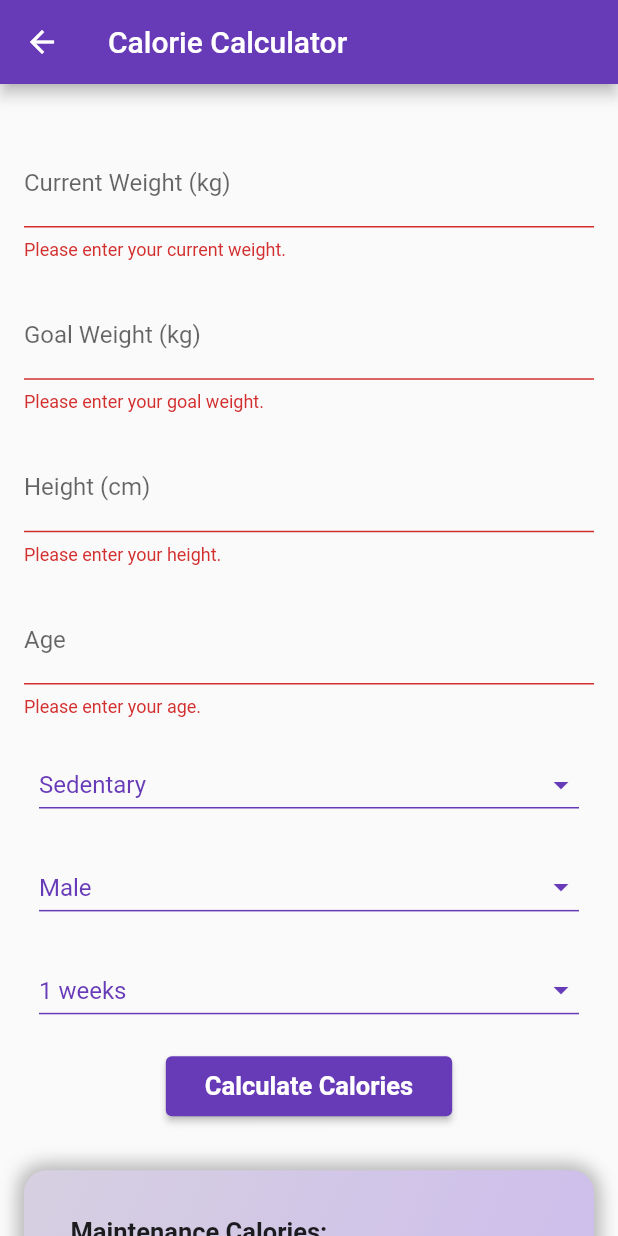
After one commit to kailas1301/fitness-gen_fitness_app, a Flutter app: the CalorieCalculatorScreen screen opened directly, after a tap on "Calculate Calories", on a phone screen of 412 x 824 dp. The commit adds this screen. Run offline on Flutter 3.47's test engine with Material 2 defaults, Android fonts, the phone set to English and light mode, and no system bars; our stand-ins replace flutter_local_notifications, google_fonts, google_nav_bar, hive, hive_flutter, image_picker and 7 more; accounts and stored records are empty; project files that could hold a hidden picture were left out.

Commit message:
calorie calculator

```diff
--- a/lib/database/step_tracker.dart/srep_functions.dart
+++ b/lib/database/step_tracker.dart/srep_functions.dart
@@ -6,6 +6,7 @@ Future<void> addPreviousSteps(StepModel stepData,String previousSteps) async {
   await stepBox.put(0, stepData);
 }
 
+
 Future<String?> getPreviousSteps() async {
 final stepBox = await Hive.openBox<StepModel>('stepBox');
 final stepdata=stepBox.get(0);
--- /dev/null
+++ b/lib/screens/caloriecalculator/calorie_calculator.dart
@@ -0,0 +1,353 @@
+import 'package:flutter/material.dart';
+
+class CalorieCalculatorScreen extends StatefulWidget {
+  const CalorieCalculatorScreen({super.key});
+  @override
+  State<CalorieCalculatorScreen> createState() =>
+      _CalorieCalculatorScreenState();
+}
+
+class _CalorieCalculatorScreenState extends State<CalorieCalculatorScreen> {
+  double currentWeight = 0.0;
+  double goalWeight = 0.0;
+  double height = 160.0; // Default height
+  int age = 25; // Default age
+  double activityFactor = 1.2; // Default to sedentary
+  int weeksToAchieveGoal = 1;
+  double maintenanceCalories = 0.0;
+  double goalCalories = 0.0;
+  String calculationMessage = '';
+  bool isMale = true; // Default to male
+
+  final _formKey = GlobalKey<FormState>();
+
+  void calculateCalories() {
+    setState(() {
+      calculationMessage = 'Calculating...';
+    });
+
+    if (_formKey.currentState!.validate()) {
+      _formKey.currentState!.save();
+
+      // Calculate BMR using Harris-Benedict equation
+      double bmr;
+      if (isMale) {
+        bmr = 88.362 +
+            (13.397 * currentWeight) +
+            (4.799 * height) -
+            (5.677 * age);
+      } else {
+        bmr = 447.593 +
+            (9.247 * currentWeight) +
+            (3.098 * height) -
+            (4.331 * age);
+      }
+
+      // Calculate TDEE
+      double tdee = bmr * activityFactor;
+
+      // Calculate caloric deficit/surplus based on goal weight
+      double weightDifference = goalWeight - currentWeight;
+      goalCalories =
+          tdee + (weightDifference * 7700) / (weeksToAchieveGoal * 7);
+
+      setState(() {
+        maintenanceCalories = tdee;
+        calculationMessage = 'Calculation complete';
+      });
+    } else {
+      setState(() {
+        calculationMessage = 'Invalid input. Please enter valid values.';
+      });
+    }
+  }
+
+  @override
+  Widget build(BuildContext context) {
+    final screenHeight = MediaQuery.of(context).size.height;
+    return Scaffold(
+      appBar: AppBar(
+        title: const Text('Calorie Calculator'),
+      ),
+      body: SingleChildScrollView(
+        child: Padding(
+          padding: const EdgeInsets.all(16.0),
+          child: Form(
+            key: _formKey,
+            child: Column(
+              mainAxisAlignment: MainAxisAlignment.center,
+              children: [
+                SizedBox(height: screenHeight * 0.025),
+                CustomTextFormField(
+                  labelText: 'Current Weight (kg)',
+                  validator: (value) {
+                    if (value == null || value.isEmpty) {
+                      return 'Please enter your current weight.';
+                    }
+                    return null;
+                  },
+                  onSaved: (value) {
+                    currentWeight = double.parse(value!);
+                  },
+                ),
+                SizedBox(height: screenHeight * 0.025),
+                CustomTextFormField(
+                  labelText: 'Goal Weight (kg)',
+                  validator: (value) {
+                    if (value == null || value.isEmpty) {
+                      return 'Please enter your goal weight.';
+                    }
+                    return null;
+                  },
+                  onSaved: (value) {
+                    goalWeight = double.parse(value!);
+                  },
+                ),
+                SizedBox(height: screenHeight * 0.025),
+                CustomTextFormField(
+                  labelText: 'Height (cm)',
+                  validator: (value) {
+                    if (value == null || value.isEmpty) {
+                      return 'Please enter your height.';
+                    }
+                    return null;
+                  },
+                  onSaved: (value) {
+                    height = double.parse(value!);
+                  },
+                ),
+                SizedBox(height: screenHeight * 0.025),
+                CustomTextFormField(
+                  labelText: 'Age',
+                  validator: (value) {
+                    if (value == null || value.isEmpty) {
+                      return 'Please enter your age.';
+                    }
+                    return null;
+                  },
+                  onSaved: (value) {
+                    age = int.parse(value!);
+                  },
+                ),
+                SizedBox(height: screenHeight * 0.025),
+                CustomDropdown(
+                  value: activityFactor,
+                  onChanged: (value) {
+                    setState(() {
+                      activityFactor = value!;
+                    });
+                  },
+                  items: const [
+                    DropdownMenuItem(value: 1.2, child: Text('Sedentary')),
+                    DropdownMenuItem(
+                        value: 1.375, child: Text('Lightly active')),
+                    DropdownMenuItem(
+                        value: 1.55, child: Text('Moderately active')),
+                    DropdownMenuItem(value: 1.725, child: Text('Very active')),
+                    DropdownMenuItem(value: 1.9, child: Text('Extra active')),
+                  ],
+                  hintText: 'Select Activity Level',
+                ),
+                SizedBox(height: screenHeight * 0.025),
+                CustomDropdown(
+                  value: isMale,
+                  onChanged: (value) {
+                    setState(() {
+                      isMale = value!;
+                    });
+                  },
+                  items: const [
+                    DropdownMenuItem(
+                      value: true,
+                      child: Text('Male'),
+                    ),
+                    DropdownMenuItem(
+                      value: false,
+                      child: Text('Female'),
+                    ),
+                  ],
+                  hintText: 'Select Gender',
+                ),
+                SizedBox(height: screenHeight * 0.025),
+                CustomDropdown(
+                  value: weeksToAchieveGoal,
+                  onChanged: (value) {
+                    setState(() {
+                      weeksToAchieveGoal = value!;
+                    });
+                  },
+                  items: List.generate(
+                    16,
+                    (index) => DropdownMenuItem(
+                      value: index + 1,
+                      child: Text('${index + 1} weeks'),
+                    ),
+                  ),
+                  hintText: 'Select Time Period',
+                ),
+                const SizedBox(height: 16),
+                ElevatedButton(
+                  onPressed: calculateCalories,
+                  child: const Padding(
+                    padding: EdgeInsets.all(10.0),
+                    child: Text(
+                      'Calculate Calories',
+                      style:
+                          TextStyle(fontSize: 17, fontWeight: FontWeight.w700),
+                    ),
+                  ),
+                ),
+                const SizedBox(height: 16),
+                Container(
+                  padding: const EdgeInsets.all(16),
+                  margin: const EdgeInsets.symmetric(vertical: 16),
+                  decoration: BoxDecoration(
+                    color: Colors.deepPurple,
+                    borderRadius: BorderRadius.circular(15),
+                    gradient: const LinearGradient(colors: [
+                      Color.fromARGB(255, 214, 208, 225),
+                      Color.fromARGB(255, 205, 188, 237)
+                    ], begin: Alignment.topLeft, end: Alignment.bottomRight),
+                    boxShadow: [
+                      BoxShadow(
+                          color: Colors.grey.shade400,
+                          offset: const Offset(2.0, 2.0),
+                          blurRadius: 10,
+                          spreadRadius: 1),
+                      BoxShadow(
+                          color: Colors.grey.shade400,
+                          offset: const Offset(-2.0, -2.0),
+                          blurRadius: 10,
+                          spreadRadius: 1),
+                    ],
+                  ),
+                  child: Padding(
+                    padding: const EdgeInsets.all(15.0),
+                    child: Column(
+                      crossAxisAlignment: CrossAxisAlignment.stretch,
+                      children: [
+                        const Text(
+                          'Maintenance Calories:',
+                          style: TextStyle(
+                            fontSize: 17,
+                            fontWeight: FontWeight.bold,
+                          ),
+                        ),
+                        Text(
+                          '${maintenanceCalories.toStringAsFixed(2)} kcal',
+                          style: const TextStyle(
+                              fontSize: 22, fontWeight: FontWeight.w700),
+                        ),
+
+                        const SizedBox(
+                            height: 16), // Add spacing between sections
+
+                        const Text(
+                          'Goal Calories:',
+                          style: TextStyle(
+                            fontSize: 17,
+                            fontWeight: FontWeight.bold,
+                          ),
+                        ),
+                        Text(
+                          '${goalCalories.toStringAsFixed(2)} kcal',
+                          style: const TextStyle(
+                              fontWeight: FontWeight.w700, fontSize: 22),
+                        ),
+                      ],
+                    ),
+                  ),
+                )
+              ],
+            ),
+          ),
+        ),
+      ),
+    );
+  }
+}
+
+class CustomTextFormField extends StatelessWidget {
+  final String labelText;
+  final void Function(String?)? onSaved;
+  final String? Function(String?)? validator;
+
+  const CustomTextFormField({
+    super.key,
+    required this.labelText,
+    this.onSaved,
+    this.validator,
+  });
+
+  @override
+  Widget build(BuildContext context) {
+    return TextFormField(
+      keyboardType: TextInputType.number,
+      decoration: InputDecoration(
+        labelText: labelText,
+        focusedBorder: OutlineInputBorder(
+          borderRadius: BorderRadius.circular(10),
+          borderSide: const BorderSide(
+            width: 1,
+            color: Color.fromARGB(255, 210, 196, 234),
+            style: BorderStyle.solid,
+          ),
+        ),
+        enabledBorder: OutlineInputBorder(
+          borderRadius: BorderRadius.circular(10),
+          borderSide: const BorderSide(
+            width: 1,
+            color: Color.fromARGB(255, 229, 225, 235),
+            style: BorderStyle.solid,
+          ),
+        ),
+      ),
+      validator: validator,
+      onSaved: onSaved != null ? (value) => onSaved!(value!) : null,
+    );
+  }
+}
+
+class CustomDropdown<T> extends StatelessWidget {
+  final T value;
+  final void Function(T?)? onChanged; // Fix: Accept nullable type T?
+  final List<DropdownMenuItem<T>> items;
+  final String hintText;
+
+  const CustomDropdown({
+    super.key,
+    required this.value,
+    required this.onChanged,
+    required this.items,
+    required this.hintText,
+  });
+
+  @override
+  Widget build(BuildContext context) {
+    return Padding(
+      padding: const EdgeInsets.only(left: 10, right: 10),
+      child: DropdownButton<T>(
+        value: value,
+        onChanged: onChanged,
+        items: items,
+        hint: Text(
+          hintText,
+          style: const TextStyle(color: Colors.grey),
+        ),
+        icon: const Icon(
+          Icons.arrow_drop_down,
+          color: Colors.deepPurple,
+        ),
+        underline: Container(
+          height: 1,
+          color: Colors.deepPurple,
+        ),
+        style: const TextStyle(
+          color: Colors.deepPurple,
+          fontSize: 16,
+        ),
+        isExpanded: true,
+      ),
+    );
+  }
+}
--- a/lib/screens/history/Historyscreen.dart
+++ b/lib/screens/history/Historyscreen.dart
@@ -260,7 +260,7 @@ class _HistoryScrnState extends State<HistoryScrn> {
       String? setExerciseKey, String exerciseName) async {
     final exerciseBox = await Hive.openBox<ExerciseModel>('exercises');
     try {
-      if (setExerciseKey != null) {
+      if (int.parse(setExerciseKey??'')>76) {
         final exercise = exerciseBox.values.firstWhere(
           (exercise) => exercise.exerciseKey == setExerciseKey,
         );
--- a/lib/screens/homescreen/steptracker.dart
+++ b/lib/screens/homescreen/steptracker.dart
@@ -55,7 +55,7 @@ class _StepTrackerScrnState extends State<StepTrackerScrn> {
     setState(() {
       isPaused = !isPaused;
       if (isPaused) {
-        stepCountStream = Stream.empty(); // Pause by using an empty stream
+        stepCountStream = const Stream.empty(); // Pause by using an empty stream
       } else {
         initPedometer(); // Resume by initializing the stream again
       }
@@ -190,7 +190,7 @@ class _StepTrackerScrnState extends State<StepTrackerScrn> {
                                   ),
                                   child: Text(
                                     isPaused ? 'Resume' : 'Pause',
-                                    style: TextStyle(
+                                    style: const TextStyle(
                                         fontSize: 15,
                                         fontWeight: FontWeight.w700),
                                   ),
@@ -206,7 +206,7 @@ class _StepTrackerScrnState extends State<StepTrackerScrn> {
                                     minimumSize: Size(widget.screenWidth * 0.2,
                                         50), // Set the width and height
                                   ),
-                                  child: Text(
+                                  child: const Text(
                                     'Restart',
                                     style: TextStyle(
                                         fontSize: 15,
```
Also changed, not shown: lib/screens/homescreen/drawer.dart (+12 -5 lines), lib/screens/workout/exercises.dart (+71 -71 lines).
